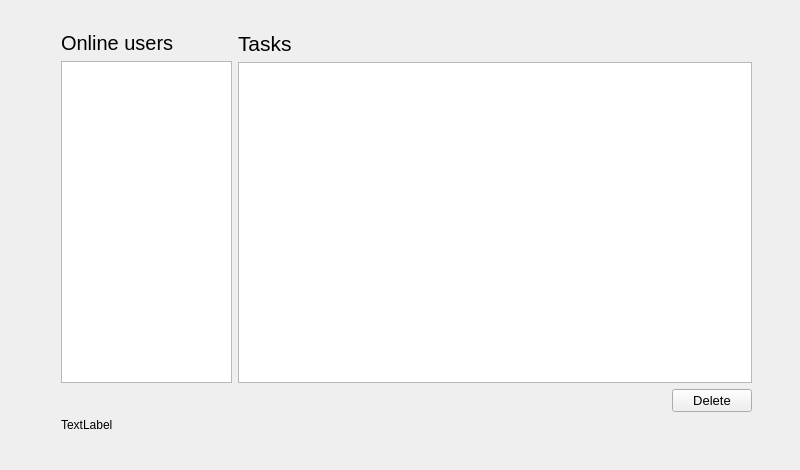
First picture: the form in Admin/Admin/Admin.ui, repository zagaynov-andrew/task-launcher, before the edit.
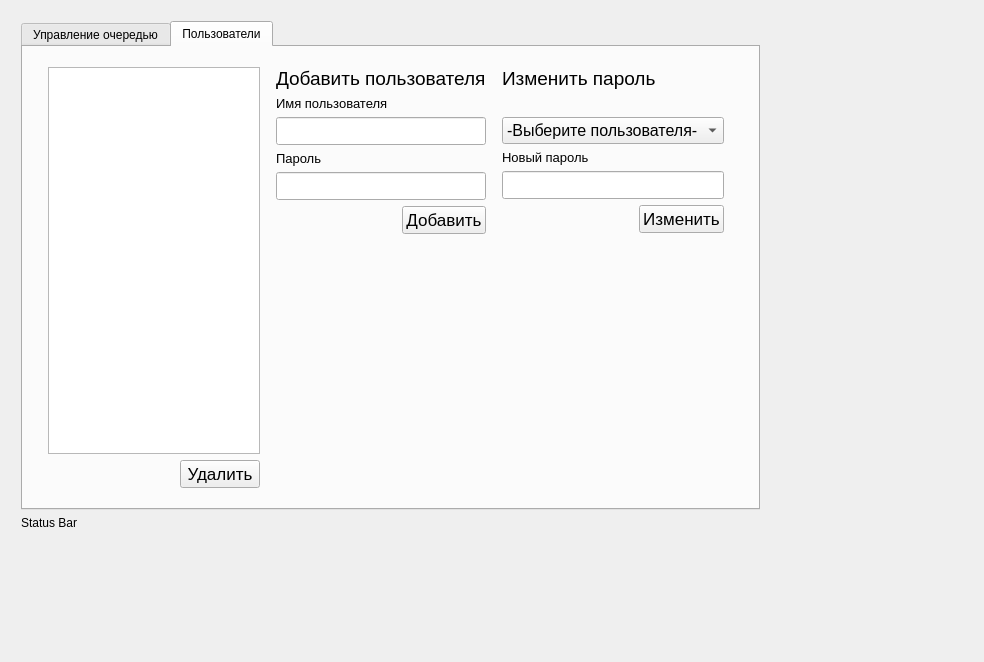
Second picture: the form after the edit. Custom widgets are drawn as their Qt base class.

Commit message: Admin: begining user info tab

What changed in the file:
```diff
--- a/Admin/Admin/Admin.ui
+++ b/Admin/Admin/Admin.ui
@@ -6,19 +6,38 @@
    <rect>
     <x>0</x>
     <y>0</y>
-    <width>800</width>
-    <height>470</height>
+    <width>984</width>
+    <height>662</height>
    </rect>
   </property>
   <property name="windowTitle">
    <string>Admin</string>
   </property>
   <widget class="QWidget" name="centralwidget">
+   <widget class="QWidget" name="">
+    <property name="geometry">
+     <rect>
+      <x>10</x>
+      <y>10</y>
+      <width>761</width>
+      <height>531</height>
+     </rect>
+    </property>
+    <layout class="QVBoxLayout" name="layout_main">
+     <item>
+      <widget class="QTabWidget" name="tabWidget">
+       <property name="currentIndex">
+        <number>1</number>
+       </property>
+       <widget class="QWidget" name="tab_queue">
+        <attribute name="title">
+         <string>Управление очередью</string>
+        </attribute>
    <widget class="QWidget" name="layoutWidget">
     <property name="geometry">
      <rect>
-      <x>41</x>
-      <y>11</y>
+           <x>10</x>
+           <y>10</y>
       <width>731</width>
       <height>441</height>
      </rect>
@@ -107,10 +126,303 @@
        </item>
       </layout>
      </item>
+         </layout>
+        </widget>
+       </widget>
+       <widget class="QWidget" name="tab_userInfo">
+        <attribute name="title">
+         <string>Пользователи</string>
+        </attribute>
+        <widget class="QWidget" name="">
+         <property name="geometry">
+          <rect>
+           <x>10</x>
+           <y>10</y>
+           <width>711</width>
+           <height>441</height>
+          </rect>
+         </property>
+         <layout class="QHBoxLayout" name="layout_userInfo">
+          <property name="leftMargin">
+           <number>10</number>
+          </property>
+          <property name="topMargin">
+           <number>10</number>
+          </property>
+          <property name="rightMargin">
+           <number>10</number>
+          </property>
+          <property name="bottomMargin">
+           <number>10</number>
+          </property>
+          <item>
+           <layout class="QVBoxLayout" name="verticalLayout_4">
+            <property name="leftMargin">
+             <number>5</number>
+            </property>
+            <item>
+             <widget class="QTableWidget" name="usersInfoTable">
+              <property name="font">
+               <font>
+                <pointsize>12</pointsize>
+               </font>
+              </property>
+             </widget>
+            </item>
+            <item>
+             <layout class="QHBoxLayout" name="horizontalLayout_3">
+              <item>
+               <spacer name="horizontalSpacer_3">
+                <property name="orientation">
+                 <enum>Qt::Horizontal</enum>
+                </property>
+                <property name="sizeHint" stdset="0">
+                 <size>
+                  <width>40</width>
+                  <height>20</height>
+                 </size>
+                </property>
+               </spacer>
+              </item>
+              <item>
+               <widget class="QPushButton" name="deleteUserBtn">
+                <property name="font">
+                 <font>
+                  <pointsize>13</pointsize>
+                 </font>
+                </property>
+                <property name="text">
+                 <string>Удалить</string>
+                </property>
+               </widget>
+              </item>
+             </layout>
+            </item>
+           </layout>
+          </item>
+          <item>
+           <layout class="QVBoxLayout" name="verticalLayout_2">
+            <property name="leftMargin">
+             <number>10</number>
+            </property>
+            <property name="rightMargin">
+             <number>5</number>
+            </property>
+            <item>
+             <widget class="QLabel" name="addLabel">
+              <property name="font">
+               <font>
+                <pointsize>14</pointsize>
+               </font>
+              </property>
+              <property name="text">
+               <string>Добавить пользователя</string>
+              </property>
+             </widget>
+            </item>
+            <item>
+             <widget class="QLabel" name="label">
+              <property name="font">
+               <font>
+                <pointsize>10</pointsize>
+               </font>
+              </property>
+              <property name="text">
+               <string>Имя пользователя</string>
+              </property>
+             </widget>
+            </item>
+            <item>
+             <widget class="QLineEdit" name="editUsername">
+              <property name="font">
+               <font>
+                <pointsize>13</pointsize>
+               </font>
+              </property>
+             </widget>
+            </item>
+            <item>
+             <widget class="QLabel" name="label_3">
+              <property name="font">
+               <font>
+                <pointsize>10</pointsize>
+               </font>
+              </property>
+              <property name="text">
+               <string>Пароль</string>
+              </property>
+             </widget>
+            </item>
+            <item>
+             <widget class="QLineEdit" name="editPassword">
+              <property name="font">
+               <font>
+                <pointsize>13</pointsize>
+               </font>
+              </property>
+             </widget>
+            </item>
+            <item>
+             <layout class="QHBoxLayout" name="horizontalLayout_2">
+              <item>
+               <spacer name="horizontalSpacer_2">
+                <property name="orientation">
+                 <enum>Qt::Horizontal</enum>
+                </property>
+                <property name="sizeHint" stdset="0">
+                 <size>
+                  <width>40</width>
+                  <height>20</height>
+                 </size>
+                </property>
+               </spacer>
+              </item>
+              <item>
+               <widget class="QPushButton" name="addBtn">
+                <property name="font">
+                 <font>
+                  <pointsize>13</pointsize>
+                 </font>
+                </property>
+                <property name="text">
+                 <string>Добавить</string>
+                </property>
+               </widget>
+              </item>
+             </layout>
+            </item>
+            <item>
+             <spacer name="verticalSpacer">
+              <property name="orientation">
+               <enum>Qt::Vertical</enum>
+              </property>
+              <property name="sizeHint" stdset="0">
+               <size>
+                <width>20</width>
+                <height>40</height>
+               </size>
+              </property>
+             </spacer>
+            </item>
+           </layout>
+          </item>
+          <item>
+           <layout class="QVBoxLayout" name="verticalLayout">
+            <property name="leftMargin">
+             <number>5</number>
+            </property>
+            <property name="rightMargin">
+             <number>10</number>
+            </property>
+            <item>
+             <widget class="QLabel" name="label_2">
+              <property name="minimumSize">
+               <size>
+                <width>0</width>
+                <height>44</height>
+               </size>
+              </property>
+              <property name="font">
+               <font>
+                <pointsize>14</pointsize>
+               </font>
+              </property>
+              <property name="text">
+               <string>Изменить пароль</string>
+              </property>
+              <property name="alignment">
+               <set>Qt::AlignLeading|Qt::AlignLeft|Qt::AlignTop</set>
+              </property>
+             </widget>
+            </item>
+            <item>
+             <widget class="QComboBox" name="comboBox">
+              <property name="font">
+               <font>
+                <pointsize>12</pointsize>
+               </font>
+              </property>
+              <item>
+               <property name="text">
+                <string>-Выберите пользователя-</string>
+               </property>
+              </item>
+             </widget>
+            </item>
+            <item>
+             <widget class="QLabel" name="label_4">
+              <property name="font">
+               <font>
+                <pointsize>10</pointsize>
+               </font>
+              </property>
+              <property name="text">
+               <string>Новый пароль</string>
+              </property>
+             </widget>
+            </item>
+            <item>
+             <widget class="QLineEdit" name="editNewPassword">
+              <property name="font">
+               <font>
+                <pointsize>13</pointsize>
+               </font>
+              </property>
+             </widget>
+            </item>
+            <item>
+             <layout class="QHBoxLayout" name="horizontalLayout_4">
+              <item>
+               <spacer name="horizontalSpacer_4">
+                <property name="orientation">
+                 <enum>Qt::Horizontal</enum>
+                </property>
+                <property name="sizeHint" stdset="0">
+                 <size>
+                  <width>40</width>
+                  <height>20</height>
+                 </size>
+                </property>
+               </spacer>
+              </item>
+              <item>
+               <widget class="QPushButton" name="changeBtn">
+                <property name="font">
+                 <font>
+                  <pointsize>13</pointsize>
+                 </font>
+                </property>
+                <property name="text">
+                 <string>Изменить</string>
+                </property>
+               </widget>
+              </item>
+             </layout>
+            </item>
+            <item>
+             <spacer name="verticalSpacer_2">
+              <property name="orientation">
+               <enum>Qt::Vertical</enum>
+              </property>
+              <property name="sizeHint" stdset="0">
+               <size>
+                <width>20</width>
+                <height>40</height>
+               </size>
+              </property>
+             </spacer>
+            </item>
+           </layout>
+          </item>
+         </layout>
+        </widget>
+       </widget>
+      </widget>
+     </item>
      <item>
       <widget class="QLabel" name="statusBar">
        <property name="text">
-        <string>TextLabel</string>
+        <string>Status Bar</string>
        </property>
       </widget>
      </item>
```
Left out of the diff: 2 changed lines with no effect on the pictures. Lines whose indentation alone changed are shown as unchanged. The commit also changes 43 other files.
